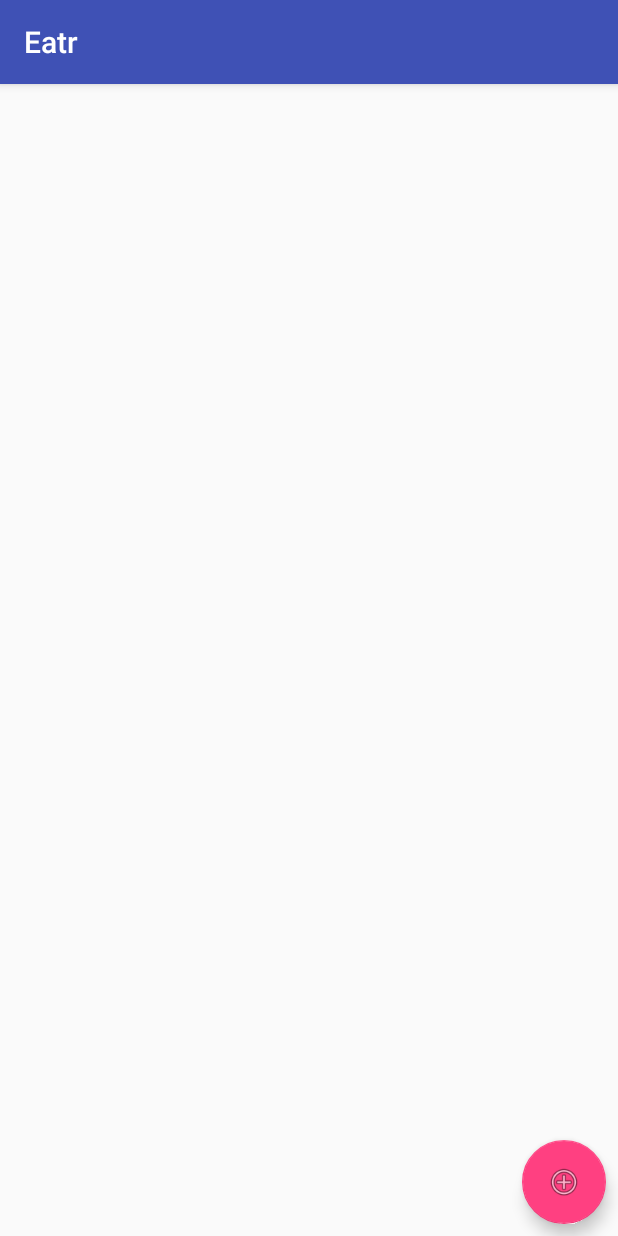
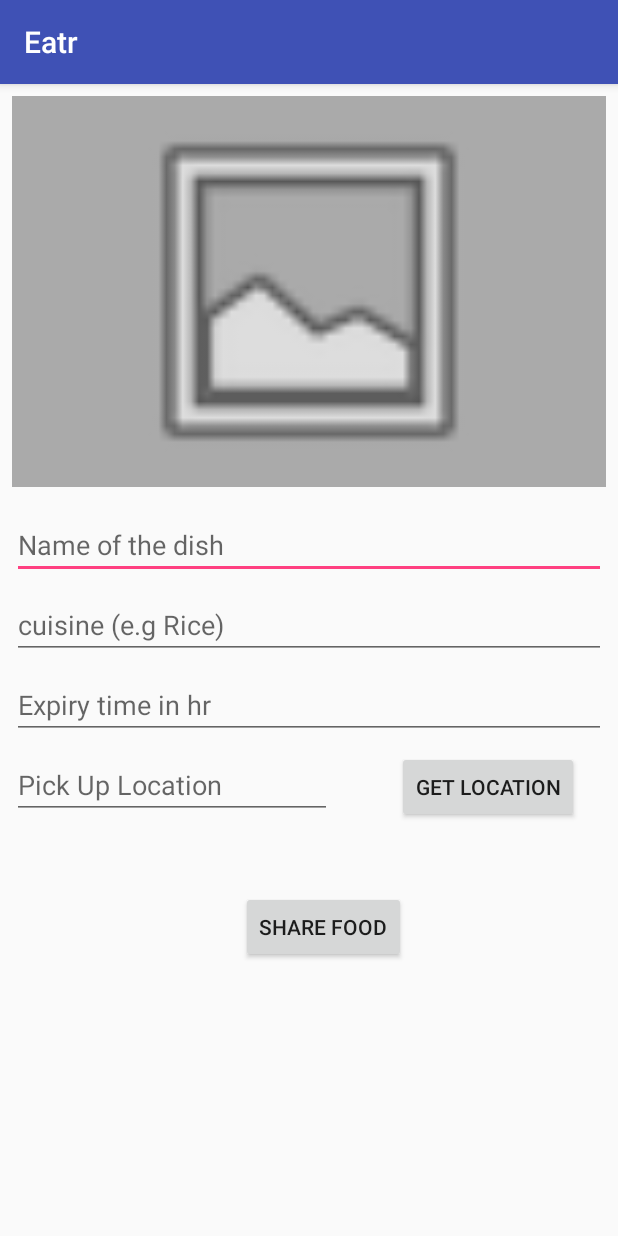
Before and after one commit to greate43/Eatr, an Android app: the fragment SellFoodFragment shown on its own in the app's theme, after a tap on an icon or button, on a phone screen of 412 x 824 dp. Run offline under Robolectric (Android 15) with nearby library versions, the phone set to English and light mode, and no system bars; our stand-ins replace Firebase (no records; nobody signed in at launch, a user with empty details on screens opened directly).

Commit message:
basic add item activity

```diff
--- a/Eatr/app/build.gradle
+++ b/Eatr/app/build.gradle
@@ -28,6 +28,9 @@ dependencies {
     implementation 'com.android.support:design:26.1.0'
     implementation 'com.android.support:support-vector-drawable:26.1.0'
     implementation 'com.android.support:support-v4:26.1.0'
+    implementation 'com.google.android.gms:play-services-location:11.4.2'
+    implementation 'com.google.firebase:firebase-database:11.4.2'
+    implementation 'com.google.firebase:firebase-storage:11.4.2'
     testImplementation 'junit:junit:4.12'
     androidTestImplementation 'com.android.support.test:runner:1.0.1'
     androidTestImplementation 'com.android.support.test.espresso:espresso-core:3.0.1'
--- /dev/null
+++ b/Eatr/app/src/main/java/sk/greate43/eatr/activities/AddFoodItemActivity.java
@@ -0,0 +1,328 @@
+package sk.greate43.eatr.activities;
+
+import android.content.DialogInterface;
+import android.content.Intent;
+import android.content.pm.PackageManager;
+import android.location.Address;
+import android.location.Geocoder;
+import android.location.Location;
+import android.net.Uri;
+import android.os.Bundle;
+import android.support.annotation.NonNull;
+import android.support.annotation.Nullable;
+import android.support.v4.app.ActivityCompat;
+import android.support.v4.content.ContextCompat;
+import android.support.v7.app.AlertDialog;
+import android.support.v7.app.AppCompatActivity;
+import android.util.Log;
+import android.view.View;
+import android.widget.Button;
+import android.widget.EditText;
+import android.widget.ImageView;
+import android.widget.Toast;
+
+import com.google.android.gms.common.ConnectionResult;
+import com.google.android.gms.common.api.GoogleApiClient;
+import com.google.android.gms.location.LocationServices;
+import com.google.firebase.database.DatabaseReference;
+import com.google.firebase.database.FirebaseDatabase;
+import com.google.firebase.storage.FirebaseStorage;
+
+import java.io.IOException;
+import java.util.List;
+import java.util.Locale;
+
+import sk.greate43.eatr.R;
+import sk.greate43.eatr.entities.Seller;
+
+import static android.Manifest.permission.ACCESS_COARSE_LOCATION;
+import static android.Manifest.permission.ACCESS_FINE_LOCATION;
+import static android.Manifest.permission.CAMERA;
+import static android.Manifest.permission.READ_EXTERNAL_STORAGE;
+import static android.Manifest.permission.WRITE_EXTERNAL_STORAGE;
+
+
+public class AddFoodItemActivity extends AppCompatActivity implements
+        GoogleApiClient.ConnectionCallbacks, GoogleApiClient.OnConnectionFailedListener, View.OnClickListener {
+
+    private static final int CAMERA_RESULT = 111;
+    private static final int GALLERY_RESULT = 222;
+
+    private static final int REQUEST_CAMERA_AND_WRITE_PERMISSION = 1111;
+    private static final int REQUEST_READ_EXTERNAL_STORAGE_PERMISSION = 2222;
+
+    private static final String TAG = "AddFoodItemActivity";
+    private static final int REQUEST_FINE_AND_COARSE_LOCATION_PERMISSION = 4444;
+
+
+    ImageView imgChooseImage;
+    GoogleApiClient mGoogleApiClient;
+    FirebaseStorage storage;
+    private Location mLastLocation;
+    private EditText etDishName;
+    private EditText etCuisine;
+    private EditText etExpiryTime;
+    private EditText etPickLocation;
+    private DatabaseReference mDatabase;
+    private String imgUri;
+    private String mCurrentPhotoPath;
+
+
+    @Override
+    protected void onCreate(Bundle savedInstanceState) {
+        super.onCreate(savedInstanceState);
+        setContentView(R.layout.activity_add_food_item);
+
+//        Intent gpsOptionsIntent = new Intent(
+//                android.provider.Settings.ACTION_LOCATION_SOURCE_SETTINGS);
+//        startActivity(gpsOptionsIntent);
+        mDatabase = FirebaseDatabase.getInstance().getReference();
+
+        storage = FirebaseStorage.getInstance();
+
+        etDishName = findViewById(R.id.activity_add_food_item_edit_text_dish_name);
+        etCuisine = findViewById(R.id.activity_add_food_item_edit_text_cuisine);
+        etExpiryTime = findViewById(R.id.activity_add_food_item_edit_text_expiry_time);
+        etPickLocation = findViewById(R.id.activity_add_food_item_edit_text_pick_location);
+        Button btnGetLocation = findViewById(R.id.activity_add_food_item_button_get_location);
+        Button btnShareFood = findViewById(R.id.activity_add_food_item_button_share_food);
+
+        btnGetLocation.setOnClickListener(this);
+        btnShareFood.setOnClickListener(this);
+
+        imgChooseImage = findViewById(R.id.activity_add_food_item_image_view_choose_image);
+        imgChooseImage.setOnClickListener(new View.OnClickListener() {
+            @Override
+            public void onClick(View v) {
+
+                showPictureDialog();
+
+            }
+        });
+
+
+// Create an instance of GoogleAPIClient.
+        if (mGoogleApiClient == null) {
+            mGoogleApiClient = new GoogleApiClient.Builder(this)
+                    .addConnectionCallbacks(this)
+                    .addOnConnectionFailedListener(this)
+                    .addApi(LocationServices.API)
+                    .build();
+        }
+
+
+    }
+
+
+    private void showPictureDialog() {
+        AlertDialog.Builder pictureDialog = new AlertDialog.Builder(this);
+        pictureDialog.setTitle("Select Action");
+        String[] pictureDialogItems = {
+                "Select photo from gallery",
+                "Capture photo from camera"};
+        pictureDialog.setItems(pictureDialogItems,
+                new DialogInterface.OnClickListener() {
+                    @Override
+                    public void onClick(DialogInterface dialog, int which) {
+                        switch (which) {
+                            case 0:
+                                choosePhotoFromGallery();
+                                break;
+                            case 1:
+                                takePhotoFromCamera();
+                                break;
+                        }
+                    }
+                });
+        pictureDialog.show();
+    }
+
+
+    public void choosePhotoFromGallery() {
+        int HasReadPermission = ContextCompat.checkSelfPermission(this, READ_EXTERNAL_STORAGE);
+        if (HasReadPermission != PackageManager.PERMISSION_GRANTED) {
+
+
+            ActivityCompat.requestPermissions(this, new String[]{READ_EXTERNAL_STORAGE}, REQUEST_READ_EXTERNAL_STORAGE_PERMISSION);
+            return;
+        }
+
+        Intent galleryIntent = new Intent(Intent.ACTION_PICK,
+                android.provider.MediaStore.Images.Media.EXTERNAL_CONTENT_URI);
+
+        startActivityForResult(galleryIntent, GALLERY_RESULT);
+
+    }
+
+    private void takePhotoFromCamera() {
+
+        int HasCameraPermission = ContextCompat.checkSelfPermission(this, CAMERA);
+        int HasWriteExternalStoragePermPermission = ContextCompat.checkSelfPermission(this, WRITE_EXTERNAL_STORAGE);
+
+        if (HasCameraPermission != PackageManager.PERMISSION_GRANTED || HasWriteExternalStoragePermPermission != PackageManager.PERMISSION_GRANTED) {
+
+
+            ActivityCompat.requestPermissions(this, new String[]{CAMERA, WRITE_EXTERNAL_STORAGE}, REQUEST_CAMERA_AND_WRITE_PERMISSION);
+            return;
+        }
+
+
+        Intent intent = new Intent(android.provider.MediaStore.ACTION_IMAGE_CAPTURE);
+        startActivityForResult(intent, CAMERA_RESULT);
+    }
+
+
+    @Override
+    public void onActivityResult(int requestCode, int resultCode, Intent data) {
+
+        super.onActivityResult(requestCode, resultCode, data);
+
+
+        if (resultCode == RESULT_CANCELED) {
+            return;
+        }
+        if (requestCode == GALLERY_RESULT) {
+            if (data != null) {
+                imgChooseImage.setImageURI(Uri.parse(String.valueOf(data.getData())));
+                imgChooseImage.setScaleType(ImageView.ScaleType.CENTER_CROP);
+                imgUri = String.valueOf(data.getData());
+            }
+
+        } else if (requestCode == CAMERA_RESULT) {
+
+            imgChooseImage.setImageURI(Uri.parse(String.valueOf(data.getData())));
+            imgChooseImage.setScaleType(ImageView.ScaleType.CENTER_CROP);
+            imgUri = String.valueOf(data.getData());
+        }
+    }
+
+
+    public void showToast(String message) {
+        Toast.makeText(getApplicationContext(), message, Toast.LENGTH_SHORT).show();
+    }
+
+
+    protected void onStart() {
+        mGoogleApiClient.connect();
+        super.onStart();
+    }
+
+    protected void onStop() {
+        mGoogleApiClient.disconnect();
+        super.onStop();
+    }
+
+    @Override
+    public void onConnected(@Nullable Bundle bundle) {
+        int HasFineLocationPermission = ActivityCompat.checkSelfPermission(this, ACCESS_FINE_LOCATION);
+        int HasCoarseLocationPermission = ActivityCompat.checkSelfPermission(this, ACCESS_COARSE_LOCATION);
+
+        if (HasFineLocationPermission != PackageManager.PERMISSION_GRANTED && HasCoarseLocationPermission != PackageManager.PERMISSION_GRANTED) {
+            ActivityCompat.requestPermissions(this, new String[]{ACCESS_FINE_LOCATION, ACCESS_COARSE_LOCATION}, REQUEST_FINE_AND_COARSE_LOCATION_PERMISSION);
+            return;
+        }
+        mLastLocation = LocationServices.FusedLocationApi.getLastLocation(
+                mGoogleApiClient);
+        if (mLastLocation != null) {
+            Log.d(TAG, "onConnected: " + String.valueOf(mLastLocation.getLongitude()));
+
+            Geocoder geocoder;
+            List<Address> addresses = null;
+            geocoder = new Geocoder(this, Locale.getDefault());
+
+            try {
+                addresses = geocoder.getFromLocation(mLastLocation.getLatitude(), mLastLocation.getLongitude(), 1); // Here 1 represent max location result to returned, by documents it recommended 1 to 5
+            } catch (IOException e) {
+                e.printStackTrace();
+            }
+            assert addresses != null;
+            String address = addresses.get(0).getAddressLine(0); // If any additional address line present than only, check with max available address lines by getMaxAddressLineIndex()
+            String city = addresses.get(0).getLocality();
+            String state = addresses.get(0).getAdminArea();
+            String country = addresses.get(0).getCountryName();
+            String postalCode = addresses.get(0).getPostalCode();
+            String knownName = addresses.get(0).getFeatureName(); // O
+
+
+            etPickLocation.setText(knownName+" "+city+" "+state+" "+country);
+
+
+        }
+    }
+
+    @Override
+    public void onConnectionSuspended(int i) {
+
+    }
+
+    @Override
+    public void onConnectionFailed(@NonNull ConnectionResult connectionResult) {
+
+    }
+
+
+    private void writeSellerData(String username, String dishName, String cuisine, Float expiryTime, String pickUpLocation, String imgUri) {
+        Seller seller = new Seller(dishName, cuisine, expiryTime, pickUpLocation, imgUri);
+
+        mDatabase.child("seller").child(dishName).setValue(seller);
+
+    }
+
+//    private File createImageFile() throws IOException {
+//        // Create an image file name
+//
+//        String timeStamp = new SimpleDateFormat("yyyyMMdd_HHmmss", Locale.US).format(new Date());
+//        String imageFileName = "PNG_" + timeStamp + "_";
+//        File storageDir;
+//        String state = Environment.getExternalStorageState();
+//        Log.d(TAG, "createImageFile: state" + state);
+//        // Make sure it's available
+//        if (Environment.MEDIA_MOUNTED.equals(state)) {
+//            // We can read and write the media
+//            storageDir = Environment.getExternalStoragePublicDirectory(Environment.DIRECTORY_PICTURES);
+//        } else {
+//            // Load another directory, probably local memory
+//            storageDir = getFilesDir();
+//        }
+//
+//
+//        String mystring = getResources().getString(R.string.file_path, storageDir);
+//
+//
+//        Log.d(TAG, "createImageFile:mystring " + mystring);
+//        File image = File.createTempFile(
+//                imageFileName,  /* prefix */
+//                ".png",         /* suffix */
+//                storageDir      /* directory */
+//        );
+//        Log.d(TAG, "createImageFile: image " + image);
+//
+//        // Save a file: path for use with ACTION_VIEW intents
+//        mCurrentPhotoPath = image.getAbsolutePath();
+//        Log.d(TAG, "createImageFile: mCurrentPhotoPath " + mCurrentPhotoPath);
+//        return image;
+//    }
+
+    @Override
+    public void onClick(View v) {
+        switch (v.getId()) {
+            case R.id.activity_add_food_item_button_get_location:
+
+                break;
+            case R.id.activity_add_food_item_button_share_food:
+
+                writeSellerData("greate43"
+                        , etDishName.getText().toString()
+                        , etCuisine.getText().toString()
+                        , Float.parseFloat(etExpiryTime.getText().toString())
+                        , etPickLocation.getText().toString()
+                        , imgUri
+                );
+                break;
+
+
+        }
+    }
+
+
+}
--- a/Eatr/app/src/main/java/sk/greate43/eatr/activities/SellerActivity.java
+++ b/Eatr/app/src/main/java/sk/greate43/eatr/activities/SellerActivity.java
@@ -21,9 +21,10 @@ public class SellerActivity extends AppCompatActivity {
                 case R.id.navigation_home:
                     FragmentManager fragmentManager = getSupportFragmentManager();
 
-                    SellFoodFragment sellFoodFragment=new SellFoodFragment();
+                    SellFoodFragment sellFoodFragment = new SellFoodFragment();
                     fragmentManager.beginTransaction()
                             .replace(R.id.activity_seller_fragment_container, sellFoodFragment)
+                            .addToBackStack(null)
                             .commit();
                     return true;
                 case R.id.navigation_dashboard:
@@ -41,7 +42,6 @@ public class SellerActivity extends AppCompatActivity {
         setContentView(R.layout.activity_seller);
 
 
-
         BottomNavigationView navigation = findViewById(R.id.navigation);
         navigation.setOnNavigationItemSelectedListener(mOnNavigationItemSelectedListener);
     }
--- a/Eatr/app/src/main/java/sk/greate43/eatr/fragments/AddFoodItemFragment.java
+++ /dev/null
@@ -1,24 +0,0 @@
-package sk.greate43.eatr.fragments;
-
-import android.os.Bundle;
-import android.support.v4.app.Fragment;
-import android.view.LayoutInflater;
-import android.view.View;
-import android.view.ViewGroup;
-
-import sk.greate43.eatr.R;
-
-
-public class AddFoodItemFragment extends Fragment {
-
-
-
-    @Override
-    public View onCreateView(LayoutInflater inflater, ViewGroup container,
-                             Bundle savedInstanceState) {
-        // Inflate the layout for this fragment
-        return inflater.inflate(R.layout.fragment_add_food_item, container, false);
-    }
-
-
-    }
--- a/Eatr/app/src/main/java/sk/greate43/eatr/fragments/SellFoodFragment.java
+++ b/Eatr/app/src/main/java/sk/greate43/eatr/fragments/SellFoodFragment.java
@@ -1,14 +1,15 @@
 package sk.greate43.eatr.fragments;
 
+import android.content.Intent;
 import android.os.Bundle;
 import android.support.design.widget.FloatingActionButton;
 import android.support.v4.app.Fragment;
-import android.support.v4.app.FragmentManager;
 import android.view.LayoutInflater;
 import android.view.View;
 import android.view.ViewGroup;
 
 import sk.greate43.eatr.R;
+import sk.greate43.eatr.activities.AddFoodItemActivity;
 
 
 public class SellFoodFragment extends Fragment {
@@ -24,11 +25,8 @@ public class SellFoodFragment extends Fragment {
         addFoodItem.setOnClickListener(new View.OnClickListener() {
             @Override
             public void onClick(View v) {
-                FragmentManager fragmentManager = getActivity().getSupportFragmentManager();
-                AddFoodItemFragment addFoodItemFragment=new AddFoodItemFragment();
-                fragmentManager.beginTransaction()
-                        .replace(R.id.activity_seller_fragment_container, addFoodItemFragment)
-                        .commit();
+                Intent intent=new Intent(getActivity(), AddFoodItemActivity.class);
+                startActivity(intent);
 
             }
         });
--- /dev/null
+++ b/Eatr/app/src/main/res/layout/activity_add_food_item.xml
@@ -0,0 +1,108 @@
+<?xml version="1.0" encoding="utf-8"?>
+<android.support.constraint.ConstraintLayout xmlns:android="http://schemas.android.com/apk/res/android"
+    xmlns:app="http://schemas.android.com/apk/res-auto"
+    xmlns:tools="http://schemas.android.com/tools"
+    android:layout_width="match_parent"
+    android:layout_height="match_parent"
+    tools:context="sk.greate43.eatr.activities.AddFoodItemActivity">
+
+    <ImageView
+        android:id="@+id/activity_add_food_item_image_view_choose_image"
+        android:layout_width="0dp"
+        android:layout_height="0dp"
+        android:layout_marginBottom="8dp"
+        android:layout_marginEnd="8dp"
+        android:layout_marginStart="8dp"
+        android:layout_marginTop="8dp"
+        android:adjustViewBounds="false"
+        android:background="@android:color/darker_gray"
+        android:scaleType="fitCenter"
+        app:layout_constraintBottom_toTopOf="@+id/guideline"
+        app:layout_constraintEnd_toEndOf="parent"
+        app:layout_constraintHorizontal_bias="0.0"
+        app:layout_constraintStart_toStartOf="parent"
+        app:layout_constraintTop_toTopOf="parent"
+        app:layout_constraintVertical_bias="0.0"
+        app:srcCompat="@android:drawable/ic_menu_gallery" />
+
+    <EditText
+        android:id="@+id/activity_add_food_item_edit_text_dish_name"
+        style="@style/Widget.AppCompat.EditText"
+        android:layout_width="0dp"
+        android:layout_height="wrap_content"
+        android:layout_marginTop="8dp"
+        android:ems="10"
+        android:hint="@string/name_of_the_dish"
+        android:inputType="textPersonName"
+        app:layout_constraintEnd_toEndOf="@+id/activity_add_food_item_image_view_choose_image"
+        app:layout_constraintStart_toStartOf="@+id/activity_add_food_item_image_view_choose_image"
+        app:layout_constraintTop_toTopOf="@+id/guideline" />
+
+    <android.support.constraint.Guideline
+        android:id="@+id/guideline"
+        android:layout_width="wrap_content"
+        android:layout_height="wrap_content"
+        android:orientation="horizontal"
+        app:layout_constraintGuide_percent="0.36" />
+
+    <EditText
+        android:id="@+id/activity_add_food_item_edit_text_cuisine"
+        android:layout_width="0dp"
+        android:layout_height="wrap_content"
+        android:layout_marginTop="8dp"
+        android:ems="10"
+        android:hint="cuisine (e.g Rice)"
+        android:inputType="textPersonName"
+        app:layout_constraintEnd_toEndOf="@+id/activity_add_food_item_edit_text_dish_name"
+        app:layout_constraintStart_toStartOf="@+id/activity_add_food_item_edit_text_dish_name"
+        app:layout_constraintTop_toBottomOf="@+id/activity_add_food_item_edit_text_dish_name" />
+
+    <EditText
+        android:id="@+id/activity_add_food_item_edit_text_expiry_time"
+        android:layout_width="0dp"
+        android:layout_height="wrap_content"
+        android:layout_marginTop="8dp"
+        android:ems="10"
+        android:hint="Expiry time in hr "
+        android:inputType="number"
+        app:layout_constraintEnd_toEndOf="@+id/activity_add_food_item_edit_text_cuisine"
+        app:layout_constraintStart_toStartOf="@+id/activity_add_food_item_edit_text_cuisine"
+        app:layout_constraintTop_toBottomOf="@+id/activity_add_food_item_edit_text_cuisine" />
+
+    <Button
+        android:id="@+id/activity_add_food_item_button_get_location"
+        android:layout_width="wrap_content"
+        android:layout_height="wrap_content"
+        android:layout_marginEnd="8dp"
+        android:layout_marginStart="8dp"
+        android:text="Get Location"
+        app:layout_constraintBaseline_toBaselineOf="@+id/activity_add_food_item_edit_text_pick_location"
+        app:layout_constraintEnd_toEndOf="parent"
+        app:layout_constraintHorizontal_bias="0.666"
+        app:layout_constraintStart_toEndOf="@+id/activity_add_food_item_edit_text_pick_location" />
+
+    <EditText
+        android:id="@+id/activity_add_food_item_edit_text_pick_location"
+        android:layout_width="0dp"
+        android:layout_height="wrap_content"
+        android:layout_marginTop="8dp"
+        android:ems="10"
+        android:hint="Pick Up Location"
+        android:inputType="textPersonName"
+        app:layout_constraintStart_toStartOf="@+id/activity_add_food_item_edit_text_expiry_time"
+        app:layout_constraintTop_toBottomOf="@+id/activity_add_food_item_edit_text_expiry_time" />
+
+    <Button
+        android:id="@+id/activity_add_food_item_button_share_food"
+        android:layout_width="wrap_content"
+        android:layout_height="wrap_content"
+        android:layout_marginEnd="8dp"
+        android:layout_marginStart="8dp"
+        android:layout_marginTop="48dp"
+        android:text="Share Food"
+        app:layout_constraintEnd_toEndOf="@+id/activity_add_food_item_button_get_location"
+        app:layout_constraintHorizontal_bias="0.573"
+        app:layout_constraintStart_toStartOf="@+id/activity_add_food_item_edit_text_pick_location"
+        app:layout_constraintTop_toBottomOf="@+id/activity_add_food_item_edit_text_pick_location" />
+
+</android.support.constraint.ConstraintLayout>
--- a/Eatr/app/src/main/res/layout/fragment_sell_food.xml
+++ b/Eatr/app/src/main/res/layout/fragment_sell_food.xml
@@ -5,7 +5,6 @@
     android:layout_height="match_parent"
     tools:context="sk.greate43.eatr.fragments.SellFoodFragment">
 
-    <!-- TODO: Update blank fragment layout -->
 
     <android.support.design.widget.FloatingActionButton
         android:id="@+id/fragment_sell_food_add_food_item_btn"
--- a/Eatr/app/src/main/res/values/strings.xml
+++ b/Eatr/app/src/main/res/values/strings.xml
@@ -25,12 +25,7 @@
 
 
 
-
-
-
-
-
-
+    <!-- -->
 
     <!--
     strings created by salman
@@ -43,4 +38,12 @@
 
     <!-- TODO: Remove or change this placeholder text -->
     <string name="hello_blank_fragment">Hello blank fragment</string>
+
+    <!--
+     activity add food item
+     -->
+    <string name="name_of_the_dish">Name of the dish</string>
+    <string name="file_path">%1$s</string>
+
+
 </resources>
```
Also changed, not shown: Eatr/app/src/main/AndroidManifest.xml (+12 -5 lines), Eatr/app/src/main/java/sk/greate43/eatr/entities/Seller.java (added, +26 -0 lines), Eatr/app/src/main/res/layout/fragment_add_food_item.xml (deleted, +0 -12 lines), Eatr/app/src/main/res/xml/file_paths.xml (added, +11 -0 lines).
